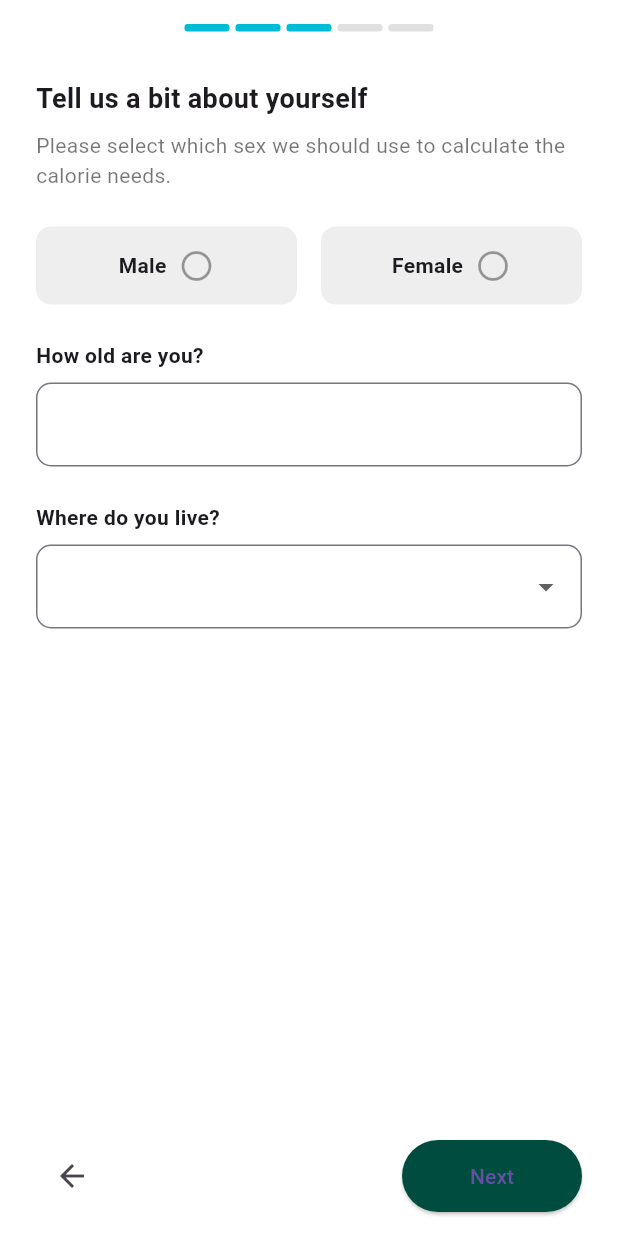
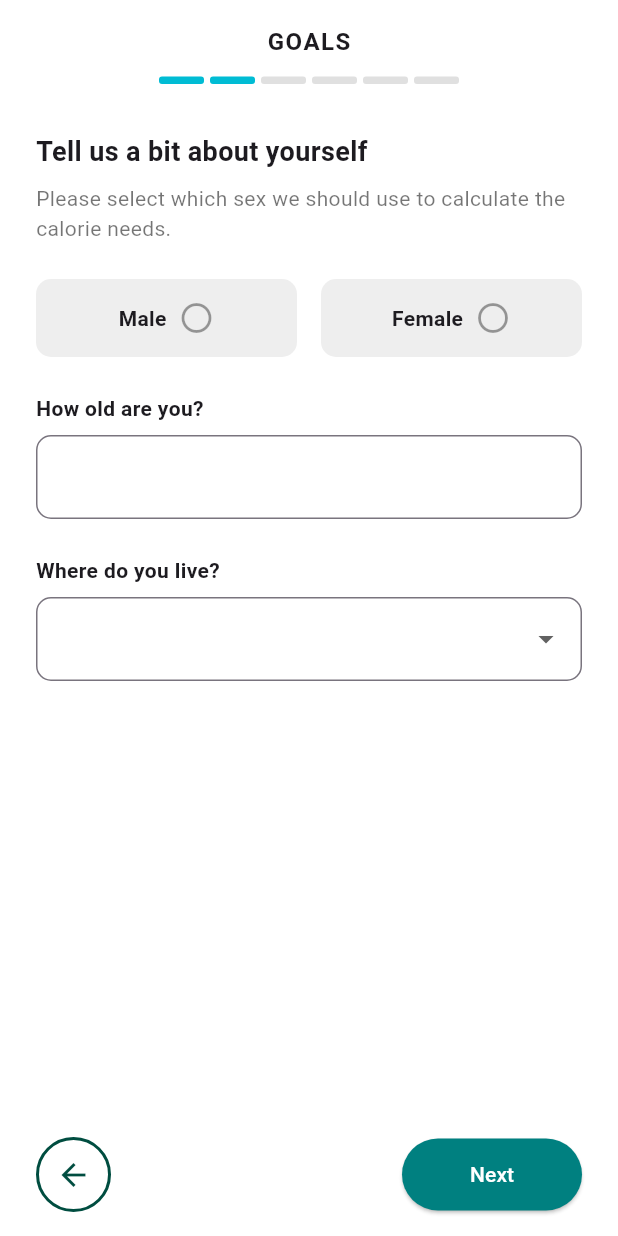
Before and after one commit to LilEurey/NutrixApp, a Flutter app: the UserInfoScreen screen opened by its route, on a phone screen of 412 x 824 dp. Run offline on Flutter 3.47's test engine with Material 3 defaults, Android fonts, the phone set to English and light mode, and no system bars.

Commit message:
Euro's part

```diff
--- a/frontend/lib/screens/user_info_screen.dart
+++ b/frontend/lib/screens/user_info_screen.dart
@@ -1,4 +1,5 @@
 import 'package:flutter/material.dart';
+import '../widgets/navigation_buttons.dart';
 
 class UserInfoScreen extends StatefulWidget {
   const UserInfoScreen({super.key});
@@ -22,20 +23,33 @@ class _UserInfoScreenState extends State<UserInfoScreen> {
             crossAxisAlignment: CrossAxisAlignment.start,
             children: [
               const SizedBox(height: 16),
-              // Step Indicator
+              // Progress bar with GOALS label
+              Column(
+                children: [
+                  const Text(
+                    'GOALS',
+                    style: TextStyle(
+                      fontSize: 16,
+                      fontWeight: FontWeight.bold,
+                      letterSpacing: 1,
+                    ),
+                  ),
+                  const SizedBox(height: 12),
                   Row(
                     mainAxisAlignment: MainAxisAlignment.center,
-                children: List.generate(5, (index) {
+                    children: List.generate(6, (index) {
                       return Container(
                         width: 30,
                         height: 5,
                         margin: const EdgeInsets.symmetric(horizontal: 2),
                         decoration: BoxDecoration(
-                      color: index < 3 ? Colors.cyan : Colors.grey.shade300,
+                          color: index < 2 ? Colors.cyan : Colors.grey.shade300,
                           borderRadius: BorderRadius.circular(2),
                         ),
                       );
                     }),
+                  ),
+                ],
               ),
               const SizedBox(height: 32),
               const Text(
@@ -117,29 +131,8 @@ class _UserInfoScreenState extends State<UserInfoScreen> {
                 },
               ),
               const Spacer(),
-              Row(
-                mainAxisAlignment: MainAxisAlignment.spaceBetween,
-                children: [
-                  IconButton(
-                    icon: const Icon(Icons.arrow_back),
-                    onPressed: () {
-                      Navigator.pop(context);
-                    },
-                  ),
-                  ElevatedButton(
-                    style: ElevatedButton.styleFrom(
-                      backgroundColor: const Color(0xFF004D40),
-                      minimumSize: const Size(120, 48),
-                      shape: RoundedRectangleBorder(
-                        borderRadius: BorderRadius.circular(30),
-                      ),
-                    ),
-                    onPressed: () {
-                      // Navigation or validation here
-                    },
-                    child: const Text('Next'),
-                  ),
-                ],
+              NavigationButtons(
+                onNext: () => Navigator.pushNamed(context, '/physical'),
               ),
               const SizedBox(height: 16),
             ],
--- a/frontend/lib/widgets/measurement_field.dart
+++ b/frontend/lib/widgets/measurement_field.dart
@@ -4,11 +4,12 @@ class MeasurementField extends StatelessWidget {
   final TextEditingController controller;
   final String label;
   final String unit;
+
   const MeasurementField({
+    super.key,
     required this.controller,
     required this.label,
     required this.unit,
-    super.key,
   });
 
   @override
@@ -35,7 +36,7 @@ class MeasurementField extends StatelessWidget {
             Container(
               padding: const EdgeInsets.symmetric(horizontal: 16, vertical: 12),
               decoration: BoxDecoration(
-                color: Colors.cyan,
+                color: const Color(0xFF00E0C6), // bright teal
                 borderRadius: BorderRadius.circular(10),
               ),
               child: Text(
--- a/frontend/lib/widgets/navigation_buttons.dart
+++ b/frontend/lib/widgets/navigation_buttons.dart
@@ -9,20 +9,39 @@ class NavigationButtons extends StatelessWidget {
     return Row(
       mainAxisAlignment: MainAxisAlignment.spaceBetween,
       children: [
-        IconButton(
-          icon: const Icon(Icons.arrow_back),
-          onPressed: () => Navigator.pop(context),
+        GestureDetector(
+          onTap: () {
+            Navigator.pop(context);
+          },
+          child: Container(
+            width: 50,
+            height: 50,
+            decoration: BoxDecoration(
+              shape: BoxShape.circle,
+              border: Border.all(
+                color: const Color(
+                  0xFF004D40,
+                ), // or 0xFF008080 if you want teal like button
+                width: 2,
+              ),
+            ),
+            child: const Icon(
+              Icons.arrow_back,
+              color: Color(0xFF004D40), // dark teal
+            ),
+          ),
         ),
+
         ElevatedButton(
           onPressed: onNext,
           style: ElevatedButton.styleFrom(
-            backgroundColor: const Color(0xFF004D40),
+            backgroundColor: const Color(0xFF008080),
             shape: RoundedRectangleBorder(
               borderRadius: BorderRadius.circular(30),
             ),
             minimumSize: const Size(120, 48),
           ),
-          child: const Text("Next"),
+          child: const Text("Next", style: TextStyle(color: Colors.white)),
         ),
       ],
     );
```
Also changed, not shown: frontend/lib/screens/create_account_screen.dart (+17 -2 lines), frontend/lib/screens/physical_stats_screen.dart (+21 -2 lines), frontend/lib/screens/weekly_goal_screen.dart (+23 -5 lines). Lines whose indentation alone changed are shown as unchanged.
